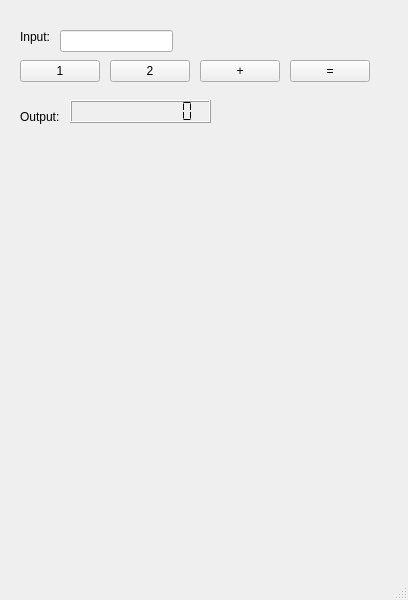
Old version of the form src/components/main.ui in the repository Yosakorn0/plc-compiler-project.
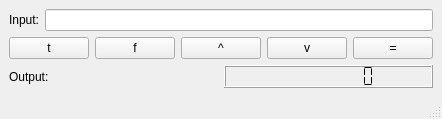
New version of the form.

Commit message:
Implement GUI-based propositional logic evaluator
- Modify main.ui to include input buttons (t, f, ^, v)
- Implement GUI logic handling in main.py
- Integrate MyLexer and MyParser for expression evaluation
- Display Boolean result in UI
- Test logical expressions and operator precedence

```diff
--- a/src/components/main.ui
+++ b/src/components/main.ui
@@ -2,131 +2,112 @@
 <ui version="4.0">
  <class>MainWindow</class>
  <widget class="QMainWindow" name="MainWindow">
-  <property name="geometry">
-   <rect>
-    <x>0</x>
-    <y>0</y>
-    <width>408</width>
-    <height>600</height>
-   </rect>
-  </property>
   <property name="windowTitle">
    <string>MainWindow</string>
   </property>
   <widget class="QWidget" name="centralwidget">
-   <widget class="QLineEdit" name="input_text">
-    <property name="geometry">
-     <rect>
-      <x>60</x>
-      <y>30</y>
-      <width>113</width>
-      <height>22</height>
-     </rect>
-    </property>
-   </widget>
-   <widget class="QPushButton" name="button_1">
-    <property name="geometry">
-     <rect>
-      <x>20</x>
-      <y>60</y>
-      <width>80</width>
-      <height>22</height>
-     </rect>
-    </property>
-    <property name="text">
-     <string>1</string>
-    </property>
-   </widget>
-   <widget class="QPushButton" name="button_2">
-    <property name="geometry">
-     <rect>
-      <x>110</x>
-      <y>60</y>
-      <width>80</width>
-      <height>22</height>
-     </rect>
-    </property>
-    <property name="text">
-     <string>2</string>
-    </property>
-   </widget>
-   <widget class="QPushButton" name="button_plus">
-    <property name="geometry">
-     <rect>
-      <x>200</x>
-      <y>60</y>
-      <width>80</width>
-      <height>22</height>
-     </rect>
-    </property>
-    <property name="text">
-     <string>+</string>
-    </property>
-   </widget>
-   <widget class="QLabel" name="input_label">
-    <property name="geometry">
-     <rect>
-      <x>20</x>
-      <y>30</y>
-      <width>57</width>
-      <height>14</height>
-     </rect>
-    </property>
-    <property name="text">
-     <string>Input:</string>
-    </property>
-   </widget>
-   <widget class="QLabel" name="output_label">
-    <property name="geometry">
-     <rect>
-      <x>20</x>
-      <y>110</y>
-      <width>57</width>
-      <height>14</height>
-     </rect>
-    </property>
-    <property name="text">
-     <string>Output:</string>
-    </property>
-   </widget>
-   <widget class="QLCDNumber" name="output_lcd">
-    <property name="geometry">
-     <rect>
-      <x>70</x>
-      <y>100</y>
-      <width>141</width>
-      <height>23</height>
-     </rect>
-    </property>
-    <property name="smallDecimalPoint">
-     <bool>true</bool>
-    </property>
-    <property name="digitCount">
-     <number>9</number>
-    </property>
-    <property name="segmentStyle">
-     <enum>QLCDNumber::SegmentStyle::Flat</enum>
-    </property>
-    <property name="value" stdset="0">
-     <double>0.000000000000000</double>
-    </property>
-    <property name="intValue" stdset="0">
-     <number>0</number>
-    </property>
-   </widget>
-   <widget class="QPushButton" name="button_equal">
-    <property name="geometry">
-     <rect>
-      <x>290</x>
-      <y>60</y>
-      <width>80</width>
-      <height>22</height>
-     </rect>
-    </property>
-    <property name="text">
-     <string>=</string>
-    </property>
-   </widget>
+
+   <layout class="QVBoxLayout" name="verticalLayout">
+
+    <!-- Input Row -->
+    <item>
+     <layout class="QHBoxLayout" name="inputLayout">
+
+      <item>
+       <widget class="QLabel" name="input_label">
+        <property name="text">
+         <string>Input:</string>
+        </property>
+       </widget>
+      </item>
+
+      <item>
+       <widget class="QLineEdit" name="input_text"/>
+      </item>
+
+     </layout>
+    </item>
+
+    <!-- Button Grid -->
+    <item>
+     <layout class="QGridLayout" name="buttonLayout">
+
+    <!-- button 1 = "t"  -->
+      <item row="0" column="0">
+       <widget class="QPushButton" name="button_1">
+        <property name="text">
+         <string>t</string>
+        </property>
+       </widget>
+      </item>
+
+    <!-- button 2 = "f"  -->
+      <item row="0" column="1">
+       <widget class="QPushButton" name="button_2">
+        <property name="text">
+         <string>f</string>
+        </property>
+       </widget>
+      </item>
+
+    <!-- button_and = "^"  -->
+      <item row="0" column="2">
+       <widget class="QPushButton" name="button_and">
+        <property name="text">
+         <string>^</string>
+        </property>
+       </widget>
+      </item>
+
+    <!-- button_or = "v"  -->
+      <item row="0" column="3">
+       <widget class="QPushButton" name="button_or">
+        <property name="text">
+         <string>v</string>
+        </property>
+       </widget>
+      </item>
+
+      <item row="0" column="4">
+       <widget class="QPushButton" name="button_equal">
+        <property name="text">
+         <string>=</string>
+        </property>
+       </widget>
+      </item>
+
+     </layout>
+    </item>
+
+
+    <!-- Output Row -->
+    <item>
+     <layout class="QHBoxLayout" name="outputLayout">
+
+      <item>
+       <widget class="QLabel" name="output_label">
+        <property name="text">
+         <string>Output:</string>
+        </property>
+       </widget>
+      </item>
+
+      <item>
+       <widget class="QLCDNumber" name="output_lcd">
+        <property name="digitCount">
+         <number>9</number>
+        </property>
+        <property name="segmentStyle">
+         <enum>QLCDNumber::Flat</enum>
+        </property>
+       </widget>
+      </item>
+
+     </layout>
+    </item>
+
+   </layout>
+
   </widget>
   <widget class="QMenuBar" name="menubar">
    <property name="geometry">
```
Left out of the diff: 16 changed lines with no effect on the pictures. The commit also changes 3 other files.
